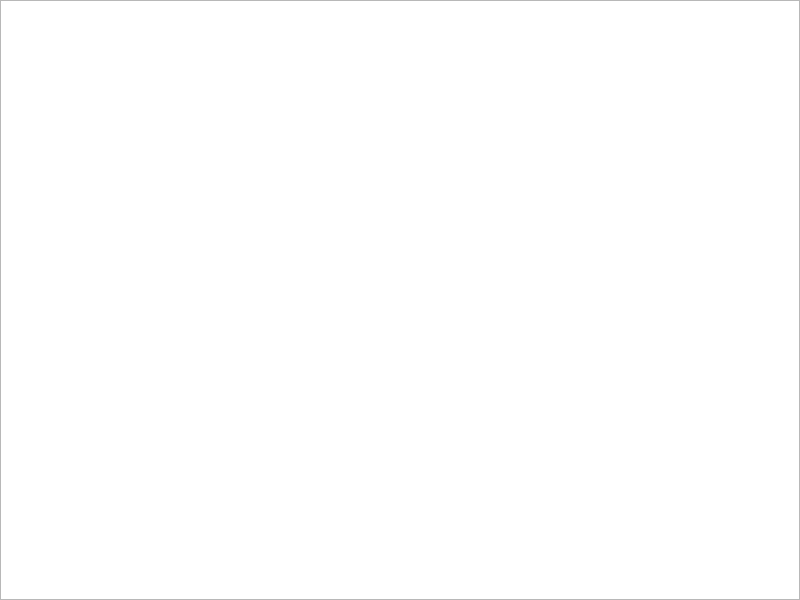
Above: QgisModelBaker/ui/layer_tids_panel.ui from opengisch/QgisModelBaker before the change. Below: the same form after it.
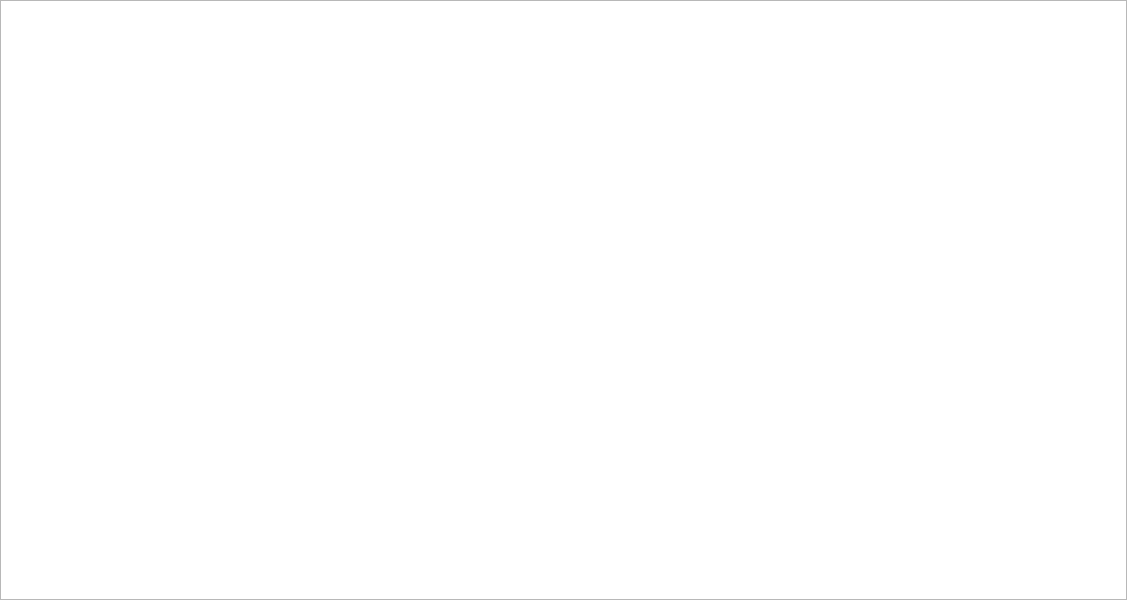
That is the form after the change.

```diff
--- a/QgisModelBaker/ui/layer_tids_panel.ui
+++ b/QgisModelBaker/ui/layer_tids_panel.ui
@@ -6,7 +6,7 @@
    <rect>
     <x>0</x>
     <y>0</y>
-    <width>800</width>
+    <width>1127</width>
     <height>600</height>
    </rect>
   </property>
@@ -29,8 +29,11 @@
    <item row="1" column="0">
     <widget class="QTableView" name="layer_tids_view">
      <property name="sortingEnabled">
-      <bool>true</bool>
+      <bool>false</bool>
      </property>
+     <attribute name="horizontalHeaderShowSortIndicator" stdset="0">
+      <bool>false</bool>
+     </attribute>
     </widget>
    </item>
   </layout>
```
Left out of the diff: 3 changed lines with no effect on the pictures.
